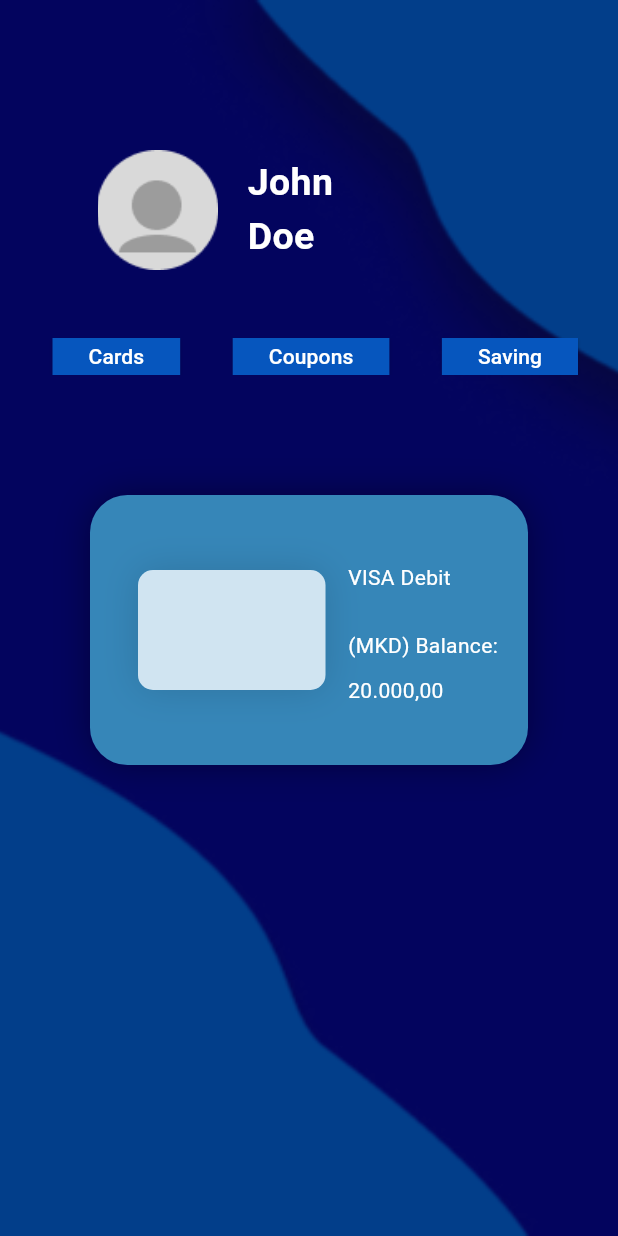
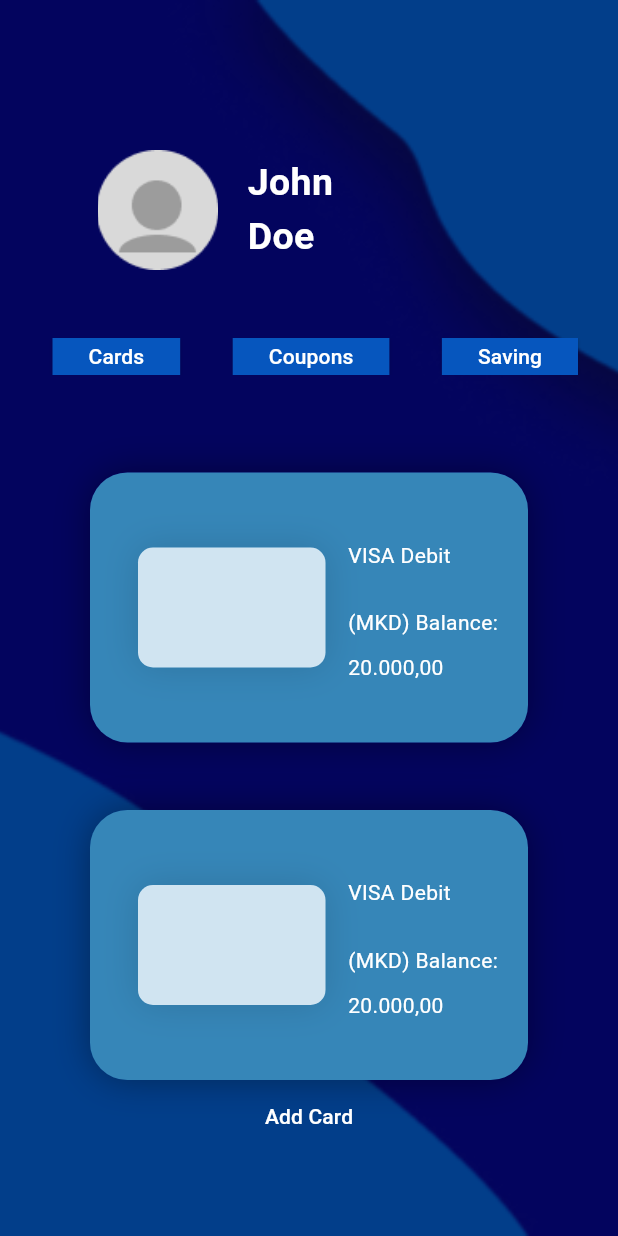
Before and after one commit to jovanoski05/banking4students, a Flutter app: the Main screen opened directly, on a phone screen of 412 x 824 dp. Run offline on Flutter 3.47's test engine with Material 3 defaults, Android fonts, the phone set to English and light mode, and no system bars.

Commit message:
Finalize the project

```diff
--- a/flutter-application/banking4students/lib/main.dart
+++ b/flutter-application/banking4students/lib/main.dart
@@ -1,4 +1,6 @@
 import 'package:flutter/material.dart';
+
+
 const List<String> list = <String>['EVN', 'Internet Provider', 'Water Supplier'];
 void main() => runApp(const MyApp());
 
@@ -63,7 +65,7 @@ class Welcome extends StatelessWidget {
                         // style: ButtonStyle(elevation: MaterialStateProperty(12.0 )),
                         style: ElevatedButton.styleFrom(
                             elevation: 12.0,
-                            minimumSize: Size(190, 60),
+
                             textStyle: TextStyle(color: Colors.black, fontSize: 35.0, fontWeight: FontWeight.bold),),
                         child: Text('\$ign In'),
                       ),
@@ -80,7 +82,7 @@ class Welcome extends StatelessWidget {
                         // style: ButtonStyle(elevation: MaterialStateProperty(12.0 )),
                         style: ElevatedButton.styleFrom(
                             elevation: 12.0,
-                            minimumSize: Size(190, 60),
+
                             textStyle: const TextStyle(color: Colors.black, fontSize: 35.0, fontWeight: FontWeight.bold)
                             ),
                         child: const Text('\$ign Up'),
@@ -128,7 +130,7 @@ class SignUp extends StatelessWidget {
         image: DecorationImage(image: AssetImage("assets/images/signup_bg.png"), fit: BoxFit.cover),
       ),
       child: Center(
-        child: Column(
+        child: ListView(
           children: [
             SizedBox(height: 50,),
 
@@ -141,6 +143,7 @@ class SignUp extends StatelessWidget {
                 shadowColor: const Color.fromARGB(104, 107, 10, 204),
 
                 child: TextField(
+                  obscureText: false,
                   style: TextStyle(color: Colors.black),
                     decoration: InputDecoration(
                       filled: true,
@@ -168,6 +171,7 @@ class SignUp extends StatelessWidget {
                 shadowColor: const Color.fromARGB(104, 107, 10, 204),
 
                 child: TextField(
+                  obscureText: false,
                   style: TextStyle(color: Colors.black),
                     decoration: InputDecoration(
                       filled: true,
@@ -195,6 +199,7 @@ class SignUp extends StatelessWidget {
                 shadowColor: const Color.fromARGB(104, 107, 10, 204),
 
                 child: TextField(
+                  obscureText: false,
                   style: TextStyle(color: Colors.black),
                     decoration: InputDecoration(
                       filled: true,
@@ -222,6 +227,7 @@ class SignUp extends StatelessWidget {
                 shadowColor: const Color.fromARGB(104, 107, 10, 204),
 
                 child: TextField(
+                  obscureText: true,
                   style: TextStyle(color: Colors.black),
                     decoration: InputDecoration(
                       filled: true,
@@ -249,10 +255,12 @@ class SignUp extends StatelessWidget {
                 shadowColor: const Color.fromARGB(104, 107, 10, 204),
 
                 child: TextField(
+                  obscureText: true,
                   style: TextStyle(color: Colors.black),
                     decoration: InputDecoration(
                       filled: true,
                       fillColor: Colors.white,
+
                       hintText: 'Confirm password',
                       border: OutlineInputBorder(
                         borderRadius: BorderRadius.circular(20.0)
@@ -268,16 +276,22 @@ class SignUp extends StatelessWidget {
             SizedBox(height: 50,),
 
 
-            ElevatedButton(
+            Padding(padding: EdgeInsets.symmetric(horizontal: 100),
+              child:ElevatedButton(
               onPressed: () {
-
+                Navigator.push(
+                            context,
+                            MaterialPageRoute(builder: (context) => const Main()),
+                          );
               },
               style: ElevatedButton.styleFrom(
                     elevation: 12.0,
-                    minimumSize: Size(190, 60),
+
                     textStyle: const TextStyle(color: Colors.black, fontSize: 25.0, fontWeight: FontWeight.bold)
                     ),
               child: Text("Sign Up"))
+            ),
+
           ],
         ),
       ),
@@ -312,9 +326,11 @@ class SignIn extends StatelessWidget {
         image: DecorationImage(image: AssetImage("assets/images/signin_bg.png"), fit: BoxFit.cover),
       ),
       child: Center(
-        child: Column(
-          mainAxisAlignment: MainAxisAlignment.center,
+        child: ListView(
+
           children: [
+
+            SizedBox(height: 250,),
 
            Padding(
               padding: EdgeInsets.symmetric(horizontal: 25, vertical: 16),
@@ -352,6 +368,7 @@ class SignIn extends StatelessWidget {
                 shadowColor: const Color.fromARGB(104, 107, 10, 204),
 
                 child: TextField(
+                  obscureText: true,
                   style: TextStyle(color: Colors.black),
                     decoration: InputDecoration(
                       filled: true,
@@ -371,7 +388,8 @@ class SignIn extends StatelessWidget {
             SizedBox(height: 150,),
 
 
-            ElevatedButton(
+            Padding(padding: EdgeInsets.symmetric(horizontal: 100),
+              child:ElevatedButton(
               onPressed: () {
                 Navigator.push(
                             context,
@@ -380,10 +398,11 @@ class SignIn extends StatelessWidget {
               },
               style: ElevatedButton.styleFrom(
                     elevation: 12.0,
-                    minimumSize: Size(190, 60),
+
                     textStyle: const TextStyle(color: Colors.black, fontSize: 25.0, fontWeight: FontWeight.bold)
                     ),
               child: Text("Sign In"))
+            ),
           ],
         ),
       ),
@@ -421,7 +440,7 @@ class Main extends StatelessWidget {
                 Menu(),
 
                 Center(
-                  child: Padding(padding: EdgeInsets.all(60.0),
+                  child: Padding(padding: EdgeInsets.symmetric(horizontal: 60.0, vertical: 45),
                       child: SizedBox(
                         width: 450,
                         height: 180,
@@ -464,6 +483,57 @@ class Main extends StatelessWidget {
 
                 ),
 
+                Center(
+                  child: Padding(padding: EdgeInsets.symmetric(horizontal: 60.0),
+                      child: SizedBox(
+                        width: 450,
+                        height: 180,
+                        child: DecoratedBox(decoration: BoxDecoration(
+                            color: Color.fromRGBO(54, 134, 184, 1),
+                            borderRadius: BorderRadius.circular(25.0),
+                            boxShadow: <BoxShadow>[BoxShadow(color: const Color.fromARGB(91, 0, 0, 0), blurRadius: 20.0, blurStyle: BlurStyle.outer)],
+                          ),
+                        child: Row(
+                          children: [
+                            SizedBox(width: 32,),
+                            SizedBox(
+                              width: 125,
+                              height: 80,
+                              child: DecoratedBox(decoration: BoxDecoration(
+                                  color: Color.fromRGBO(208, 228, 241, 1),
+                                  borderRadius: BorderRadius.circular(10.0),
+                                  boxShadow: <BoxShadow>[BoxShadow(color: const Color.fromARGB(33, 0, 0, 0), blurRadius: 20.0, blurStyle: BlurStyle.outer)],
+                                ),),
+                            ),
+
+                            SizedBox(width: 15,),
+
+                            Column(
+                              crossAxisAlignment: CrossAxisAlignment.start,
+                              children: [
+                                SizedBox(height: 45,),
+                                Text('VISA Debit'),
+                                SizedBox(height: 25,),
+                                Text('(MKD) Balance:'),
+                                SizedBox(height: 10,),
+                                Text('20.000,00'),
+                              ],
+                            )
+                          ],
+                        ),
+                        ),
+                      ),
+                    )
+
+                ),
+
+                Padding(
+                  padding: EdgeInsets.symmetric(horizontal: 50),
+                  child: TextButton(
+                        onPressed: () {},
+                        child: Text("Add Card", style: TextStyle(color: Colors.white),),
+                      ),
+                ),
 
               ],
             ),
@@ -742,7 +812,7 @@ class PP50_Recipient extends StatelessWidget {
                 InputField(hint: "Bank",),
                 InputField(hint: "Account",),
                 InputField(hint: "Amount",),
-                InputField(hint: "Purpose Account",),
+                InputField(hint: "Payment Account",),
                 InputField(hint: "Beneficiary Account",),
 
                 Padding(padding: EdgeInsets.symmetric(horizontal: 70),
--- a/flutter-application/banking4students/pubspec.yaml
+++ b/flutter-application/banking4students/pubspec.yaml
@@ -30,6 +30,7 @@ environment:
 dependencies:
   flutter:
     sdk: flutter
+  http: ^0.13.6
 
   # The following adds the Cupertino Icons font to your application.
   # Use with the CupertinoIcons class for iOS style icons.
```
Also changed, not shown: Pictures and frames/Coupons.gif (added), Pictures and frames/bills.gif (added), Pictures and frames/confirm.png (added), Pictures and frames/mainpage.png (added), Pictures and frames/pp50.gif (added), Pictures and frames/pp50_1.png (added), Pictures and frames/pp50_2.png (added), Pictures and frames/pp50_3.png (added), Pictures and frames/savings.gif (added), Pictures and frames/signin.gif (added), flutter-application/banking4students/assets/images/Logo.png, flutter-application/banking4students/pubspec.lock, 4 other files.
